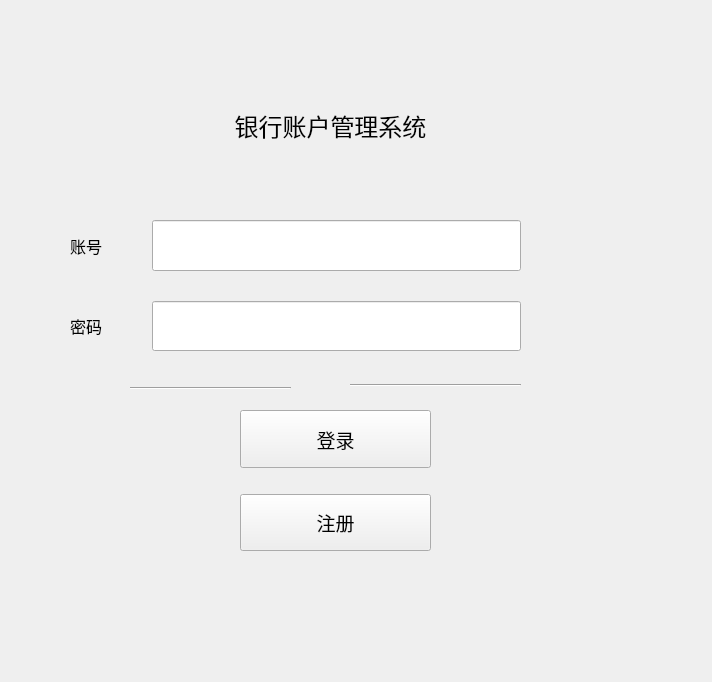
Old version of the form mainwindow.ui in the repository trv3wood/AccountSystem-Demo.
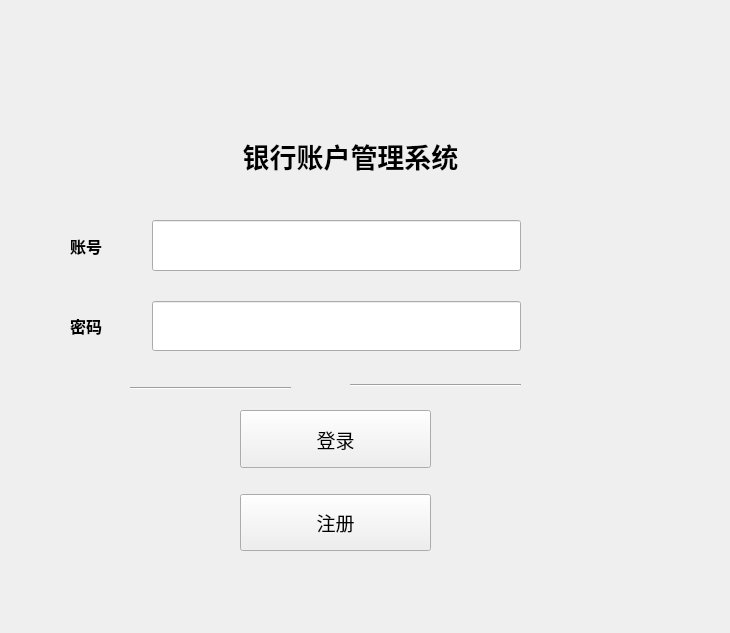
New version of the form. Icons and pictures are not drawn.

Patch:
```diff
--- a/mainwindow.ui
+++ b/mainwindow.ui
@@ -6,8 +6,8 @@
    <rect>
     <x>0</x>
     <y>0</y>
-    <width>712</width>
-    <height>682</height>
+    <width>730</width>
+    <height>633</height>
    </rect>
   </property>
   <property name="windowTitle">
@@ -24,15 +24,16 @@
    <widget class="QLabel" name="label">
     <property name="geometry">
      <rect>
-      <x>170</x>
-      <y>80</y>
+      <x>190</x>
+      <y>110</y>
       <width>321</width>
       <height>91</height>
      </rect>
     </property>
     <property name="font">
      <font>
-      <pointsize>18</pointsize>
+      <pointsize>20</pointsize>
+      <bold>true</bold>
      </font>
     </property>
     <property name="text">
@@ -128,6 +129,7 @@
        <property name="font">
         <font>
          <pointsize>12</pointsize>
+         <bold>true</bold>
         </font>
        </property>
        <property name="text">
@@ -167,6 +169,7 @@
        <property name="font">
         <font>
          <pointsize>12</pointsize>
+         <bold>true</bold>
         </font>
        </property>
        <property name="text">
```
Left out of the diff: 13 changed lines with no effect on the pictures.
